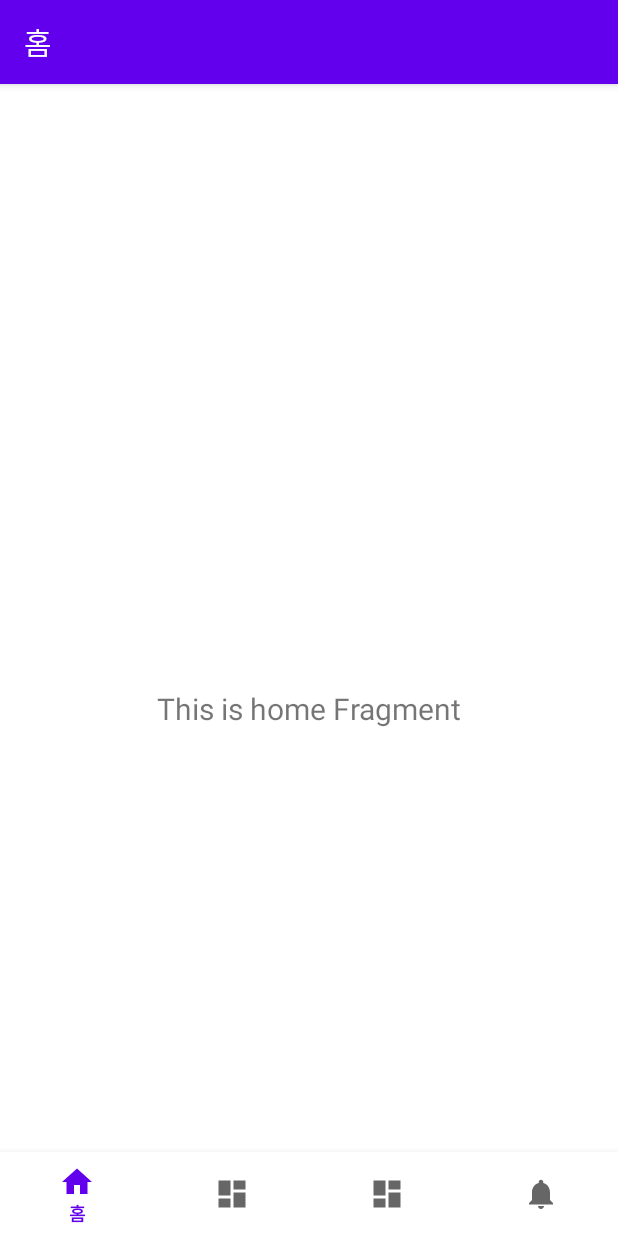
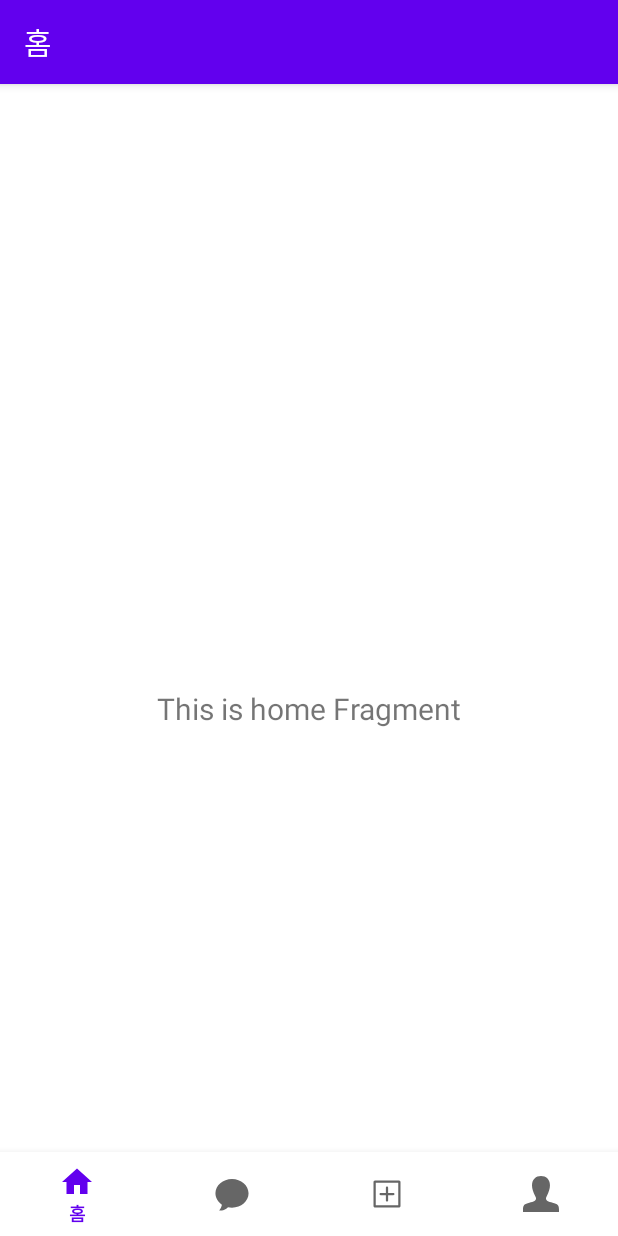
Before and after one commit to suzinlim/Android-MutsaMarket, an Android app: the screen it shows after launch (MainActivity), on a phone screen of 412 x 824 dp. Run offline under Robolectric (Android 15) with nearby library versions, the phone set to English and light mode, and no system bars; our stand-ins replace navigation-ui.

Commit message:
make nav bar icon

```diff
--- /dev/null
+++ b/app/src/main/res/drawable/ic_chatting.xml
@@ -0,0 +1,9 @@
+<vector xmlns:android="http://schemas.android.com/apk/res/android"
+    android:width="50dp"
+    android:height="50dp"
+    android:viewportWidth="50"
+    android:viewportHeight="50">
+  <path
+      android:fillColor="#FF000000"
+      android:pathData="M25,4C12.316,4 2,12.973 2,24C2,30.188 5.336,36.066 10.949,39.84C10.816,40.891 10.285,43.441 8.184,46.426L7.078,47.992L9.055,48C14.484,48 18.156,44.672 19.363,43.395C21.195,43.797 23.09,44 25,44C37.684,44 48,35.027 48,24C48,12.973 37.684,4 25,4Z"/>
+</vector>
--- /dev/null
+++ b/app/src/main/res/drawable/ic_make_content.xml
@@ -0,0 +1,11 @@
+<vector xmlns:android="http://schemas.android.com/apk/res/android"
+    android:width="24dp"
+    android:height="24dp"
+    android:viewportWidth="24"
+    android:viewportHeight="24">
+  <path
+      android:fillColor="#FF000000"
+      android:pathData="m21,3.998c0,-0.478 -0.379,-1 -1,-1h-16c-0.62,0 -1,0.519 -1,1v16c0,0.621 0.52,1 1,1h16c0.478,0 1,-0.379 1,-1zM4.5,4.498h15v15h-15zM11.25,11.25h-3.5c-0.414,0 -0.75,0.336 -0.75,0.75s0.336,0.75 0.75,0.75h3.5v3.5c0,0.414 0.336,0.75 0.75,0.75s0.75,-0.336 0.75,-0.75v-3.5h3.5c0.414,0 0.75,-0.336 0.75,-0.75s-0.336,-0.75 -0.75,-0.75h-3.5v-3.5c0,-0.414 -0.336,-0.75 -0.75,-0.75s-0.75,0.336 -0.75,0.75z"
+      android:strokeLineJoin="round"
+      android:fillType="nonZero"/>
+</vector>
--- /dev/null
+++ b/app/src/main/res/drawable/ic_my_page.xml
@@ -0,0 +1,9 @@
+<vector xmlns:android="http://schemas.android.com/apk/res/android"
+    android:width="24dp"
+    android:height="24dp"
+    android:viewportWidth="24"
+    android:viewportHeight="24">
+  <path
+      android:fillColor="#FF000000"
+      android:pathData="M20.822,18.096c-3.439,-0.794 -6.64,-1.49 -5.09,-4.418 4.72,-8.912 1.251,-13.678 -3.732,-13.678 -5.082,0 -8.464,4.949 -3.732,13.678 1.597,2.945 -1.725,3.641 -5.09,4.418 -3.073,0.71 -3.188,2.236 -3.178,4.904l0.004,1h23.99l0.004,-0.969c0.012,-2.688 -0.092,-4.222 -3.176,-4.935z"/>
+</vector>
--- a/app/src/main/res/menu/bottom_nav_menu.xml
+++ b/app/src/main/res/menu/bottom_nav_menu.xml
@@ -8,17 +8,17 @@
 
     <item
         android:id="@+id/navigation_chatting"
-        android:icon="@drawable/ic_dashboard_black_24dp"
+        android:icon="@drawable/ic_chatting"
         android:title="@string/title_chatting" />
 
     <item
         android:id="@+id/navigation_make_content"
-        android:icon="@drawable/ic_dashboard_black_24dp"
+        android:icon="@drawable/ic_make_content"
         android:title="@string/title_make_content" />
 
     <item
         android:id="@+id/navigation_my_page"
-        android:icon="@drawable/ic_notifications_black_24dp"
+        android:icon="@drawable/ic_my_page"
         android:title="@string/title_my_page" />
 
 </menu>
```
